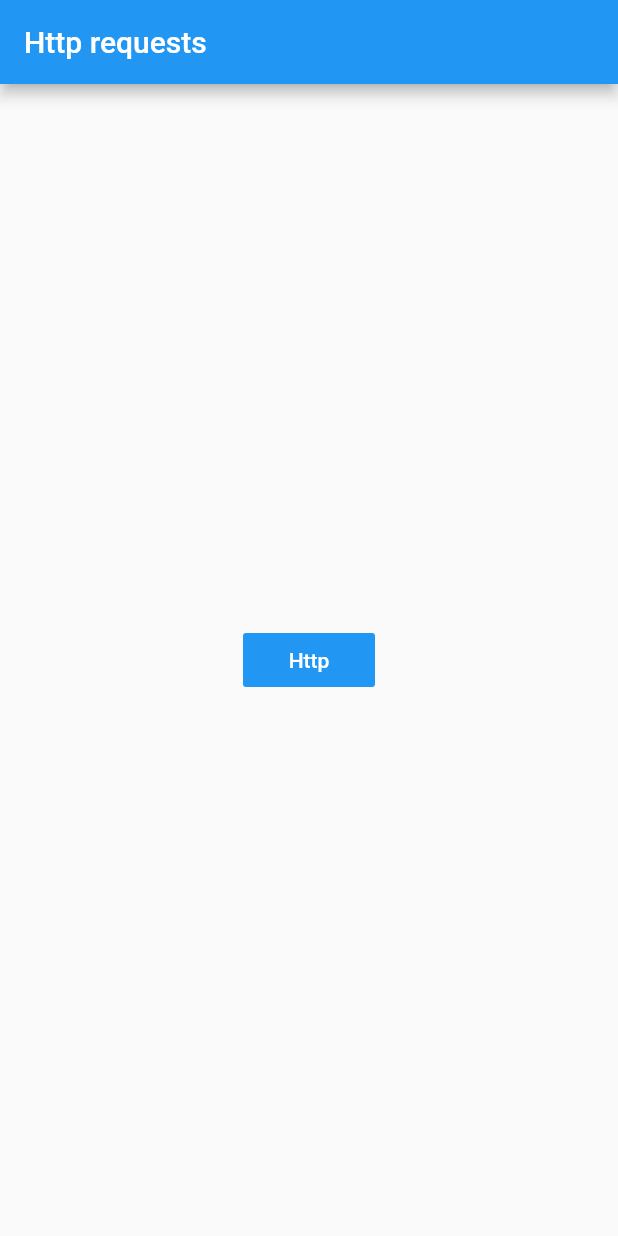
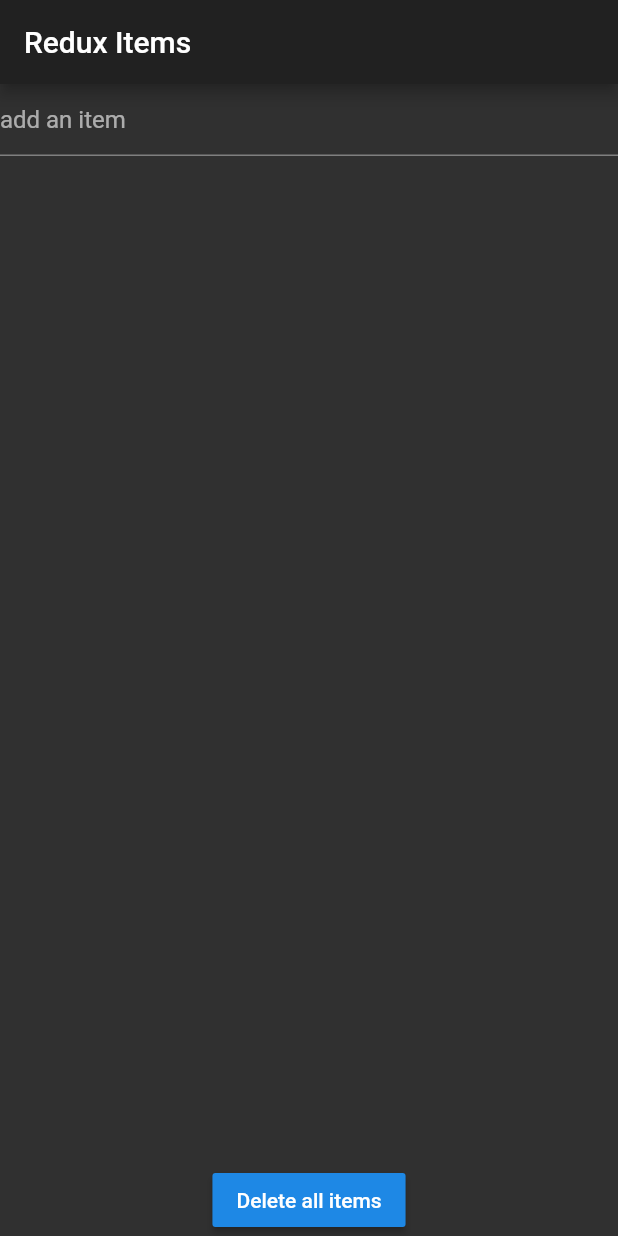
Before and after one commit to Quintessencion/flutter_hello_world, a Flutter app: the screen it shows after launch, on a phone screen of 412 x 824 dp. Run offline on Flutter 3.47's test engine with Material 2 defaults, Android fonts, the phone set to English and light mode, and no system bars; our stand-ins replace flutter_redux, redux.

Commit message:
added redux

```diff
--- /dev/null
+++ b/lib/redux/actions/actions.dart
@@ -0,0 +1,20 @@
+import 'package:flutter_hello_world/redux/model/model.dart';
+
+class AddItemAction {
+  static int _id = 0;
+  final String item;
+
+  AddItemAction(this.item) {
+    _id++;
+  }
+
+  get id => _id;
+}
+
+class RemoveItemAction {
+  final Item item;
+
+  RemoveItemAction(this.item);
+}
+
+class RemoveItemsAction {}
--- /dev/null
+++ b/lib/redux/model/model.dart
@@ -0,0 +1,20 @@
+import 'package:flutter/foundation.dart';
+
+class AppState {
+  final List<Item> items;
+
+  AppState({@required this.items});
+
+  AppState.initialState() : items = List.unmodifiable(<Item>[]);
+}
+
+class Item {
+  final int id;
+  final String body;
+
+  Item({@required this.id, @required this.body});
+
+  Item copyWith({int id, String body}) {
+    return Item(id: id ?? this.id, body: body ?? this.body);
+  }
+}
--- /dev/null
+++ b/lib/redux/myHomePage.dart
@@ -0,0 +1,126 @@
+import 'package:flutter/material.dart';
+import 'package:flutter_hello_world/redux/actions/actions.dart';
+import 'package:flutter_hello_world/redux/model/model.dart';
+import 'package:flutter_hello_world/redux/reducers/reducers.dart';
+import 'package:flutter_redux/flutter_redux.dart';
+import 'package:redux/redux.dart';
+
+class ReduxApp extends StatelessWidget {
+  @override
+  Widget build(BuildContext context) {
+    return StoreProvider<AppState>(
+        store: Store<AppState>(appStateReducer,
+            initialState: AppState.initialState()),
+        child: MaterialApp(
+            title: 'Redux Text', theme: ThemeData.dark(), home: MyHomePage()));
+  }
+}
+
+class MyHomePage extends StatelessWidget {
+  @override
+  Widget build(BuildContext context) {
+    return Scaffold(
+      appBar: AppBar(
+        title: Text('Redux Items'),
+      ),
+      body: StoreConnector<AppState, _ViewModel>(
+        converter: (Store<AppState> store) => _ViewModel.create(store),
+        builder: (BuildContext context, _ViewModel viewModel) => Column(
+              children: <Widget>[
+                AddItemWidget(viewModel),
+                Expanded(child: ItemListWidget(viewModel)),
+                RemoveItemButton(viewModel)
+              ],
+            ),
+      ),
+    );
+  }
+}
+
+class AddItemWidget extends StatefulWidget {
+  final _ViewModel model;
+
+  AddItemWidget(this.model);
+
+  @override
+  State<StatefulWidget> createState() => _AddItemState();
+}
+
+class _AddItemState extends State<AddItemWidget> {
+  final TextEditingController controller = TextEditingController();
+
+  @override
+  Widget build(BuildContext context) {
+    return TextField(
+      controller: controller,
+      decoration: InputDecoration(hintText: 'add an item'),
+      onSubmitted: (String s) {
+        widget.model.onAddItem(s);
+        controller.text = '';
+      },
+    );
+  }
+}
+
+class ItemListWidget extends StatelessWidget {
+  final _ViewModel model;
+
+  ItemListWidget(this.model);
+
+  @override
+  Widget build(BuildContext context) {
+    return ListView(
+        children: model.items
+            .map((Item item) => ListTile(
+                title: Text(item.body),
+                leading: IconButton(
+                  icon: Icon(Icons.delete),
+                  onPressed: () => model.onRemoveItem(item),
+                )))
+            .toList());
+  }
+}
+
+class RemoveItemButton extends StatelessWidget {
+  final _ViewModel model;
+
+  RemoveItemButton(this.model);
+
+  @override
+  Widget build(BuildContext context) {
+    return RaisedButton(
+      child: Text('Delete all items'),
+      onPressed: model.onRemoveItems,
+    );
+  }
+}
+
+class _ViewModel {
+  final List<Item> items;
+  final Function(String) onAddItem;
+  final Function(Item) onRemoveItem;
+  final Function() onRemoveItems;
+
+  _ViewModel(
+      {this.items, this.onAddItem, this.onRemoveItem, this.onRemoveItems});
+
+  factory _ViewModel.create(Store<AppState> store) {
+    _onAddITem(String body) {
+      store.dispatch(AddItemAction(body));
+    }
+
+    _onRemoveItem(Item item) {
+      store.dispatch(RemoveItemAction(item));
+    }
+
+    _onRemoveItems() {
+      store.dispatch(RemoveItemsAction());
+    }
+
+    return _ViewModel(
+        items: store.state.items,
+        onAddItem: _onAddITem,
+        onRemoveItem: _onRemoveItem,
+        onRemoveItems: _onRemoveItems);
+  }
+}
--- /dev/null
+++ b/lib/redux/reducers/reducers.dart
@@ -0,0 +1,23 @@
+import 'package:flutter_hello_world/redux/actions/actions.dart';
+import 'package:flutter_hello_world/redux/model/model.dart';
+
+AppState appStateReducer(AppState state, action) =>
+    AppState(items: itemReducer(state.items, action));
+
+List<Item> itemReducer(List<Item> state, action) {
+  if (action is AddItemAction) {
+    return []
+      ..addAll(state)
+      ..add(Item(id: action.id, body: action.item));
+  }
+
+  if (action is RemoveItemAction) {
+    return List.unmodifiable(List.from(state)..remove(action.item));
+  }
+
+  if (action is RemoveItemsAction) {
+    return List.unmodifiable(List.unmodifiable([]));
+  }
+
+  return state;
+}
--- a/pubspec.yaml
+++ b/pubspec.yaml
@@ -22,6 +22,8 @@ dependencies:
 
   url_launcher: ^5.0.1
   http: ^0.12.0+1
+  rxdart: ^0.21.0
+  flutter_redux: ^0.5.3
 
   # The following adds the Cupertino Icons font to your application.
   # Use with the CupertinoIcons class for iOS style icons.
```
Also changed, not shown: lib/http/http.request.dart (+10 -10 lines), lib/main.dart (+6 -1 lines), pubspec.lock, 9 other files.
